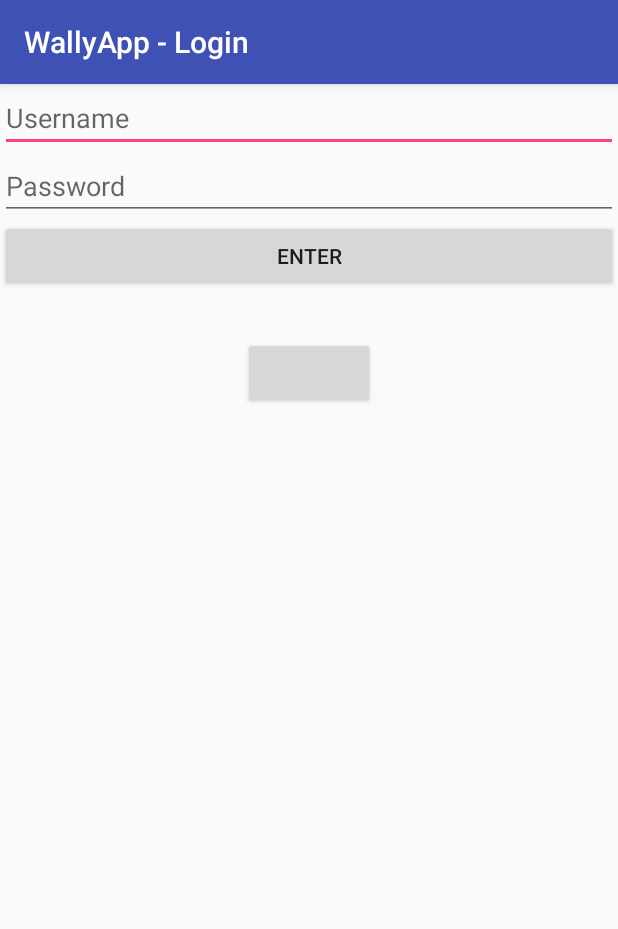
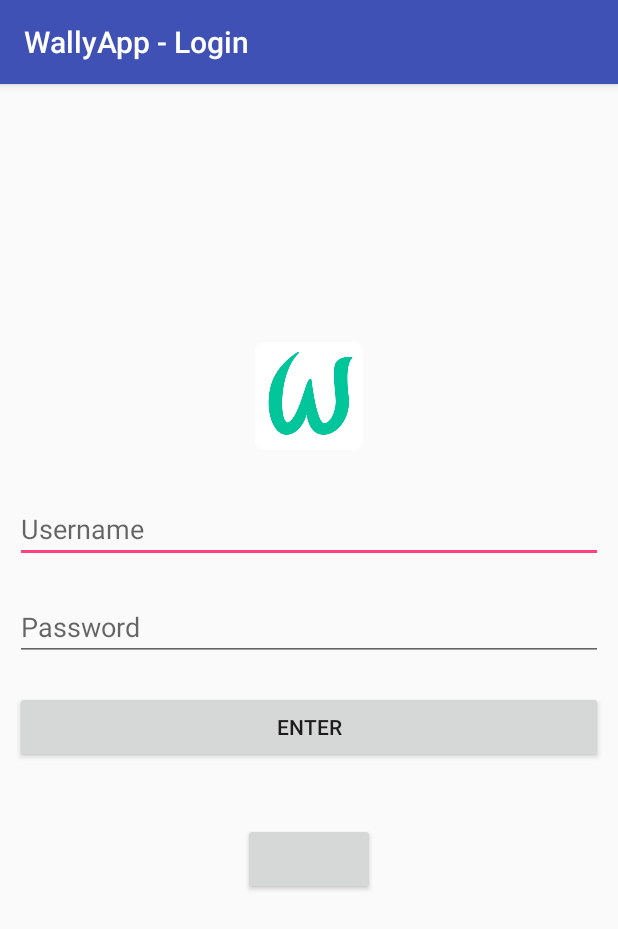
Before and after one commit to xjkwak/wallyapp, an Android app: the screen it shows after launch (LoginActivity), on a phone screen of 412 x 824 dp. Shown: the top 929 px of the screen. Run offline under Robolectric (Android 15) with nearby library versions, the phone set to English and light mode, and no system bars; libraries missing offline, so code that uses them is left out: com.facebook, com.facebook.login; plain views replace LoginButton; 4 statements that could not run were skipped.

Commit message:
Clean cookies after logout

```diff
--- a/app/src/main/java/siliconwally/net/wallyapp/MainActivity.java
+++ b/app/src/main/java/siliconwally/net/wallyapp/MainActivity.java
@@ -1,7 +1,9 @@
 package siliconwally.net.wallyapp;
 
 import android.content.Intent;
+import android.content.SharedPreferences;
 import android.content.res.Resources;
+import android.preference.PreferenceManager;
 import android.support.v7.app.AppCompatActivity;
 import android.os.Bundle;
 import android.view.MenuInflater;
@@ -192,6 +194,9 @@ public class MainActivity extends AppCompatActivity implements PopupMenu.OnMenuI
             public void onResponse(Call<Login> call, Response<Login> response) {
                 System.out.println("response!!!!!!!!!!!!!!!!!!!!!!!");
                 System.out.println(response);
+                SharedPreferences.Editor editor = PreferenceManager.getDefaultSharedPreferences(getApplicationContext()).edit();
+                editor.clear();
+                editor.commit();
                 Intent intent = new Intent(getApplicationContext(), LoginActivity.class);
                 startActivity(intent);
             }
--- a/app/src/main/res/layout/activity_login.xml
+++ b/app/src/main/res/layout/activity_login.xml
@@ -4,13 +4,23 @@
     xmlns:tools="http://schemas.android.com/tools"
     android:layout_width="match_parent"
     android:layout_height="match_parent"
+    android:gravity="center"
     android:orientation="vertical"
+    android:paddingBottom="25dp"
     tools:context="siliconwally.net.wallyapp.LoginActivity">
+
+    <ImageView
+        android:id="@+id/imageView"
+        android:layout_width="match_parent"
+        android:layout_height="wrap_content"
+        android:paddingBottom="20dp"
+        app:srcCompat="@mipmap/ic_launcher" />
 
     <EditText
         android:id="@+id/username"
         android:layout_width="match_parent"
         android:layout_height="wrap_content"
+        android:layout_margin="10dp"
         android:hint="@string/username"
         android:inputType="textPersonName" />
 
@@ -18,6 +28,7 @@
         android:id="@+id/password"
         android:layout_width="match_parent"
         android:layout_height="wrap_content"
+        android:layout_margin="10dp"
         android:hint="@string/password"
         android:inputType="textPassword" />
 
@@ -25,6 +36,7 @@
         android:id="@+id/button"
         android:layout_width="match_parent"
         android:layout_height="wrap_content"
+        android:layout_margin="10dp"
         android:onClick="enter"
         android:text="@string/login_enter" />
 
@@ -33,6 +45,8 @@
         android:layout_width="wrap_content"
         android:layout_height="wrap_content"
         android:layout_gravity="center_horizontal"
+        android:layout_marginBottom="30dp"
         android:layout_marginTop="30dp"
-        android:layout_marginBottom="30dp" />
+        />
+
 </LinearLayout>
```
